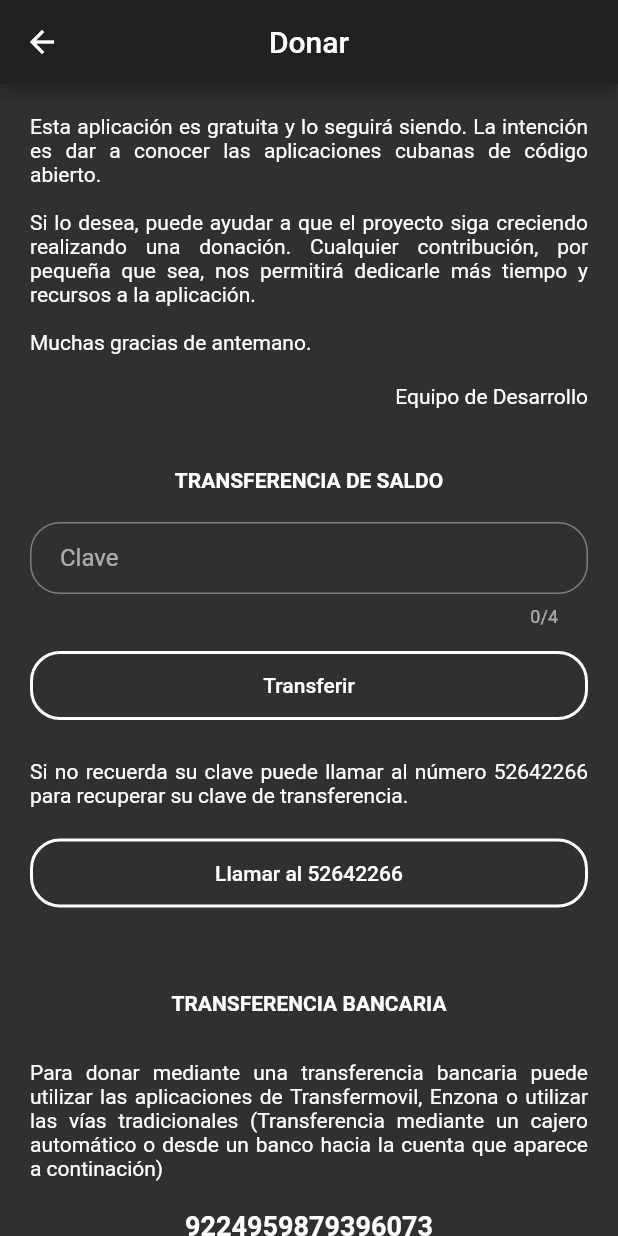
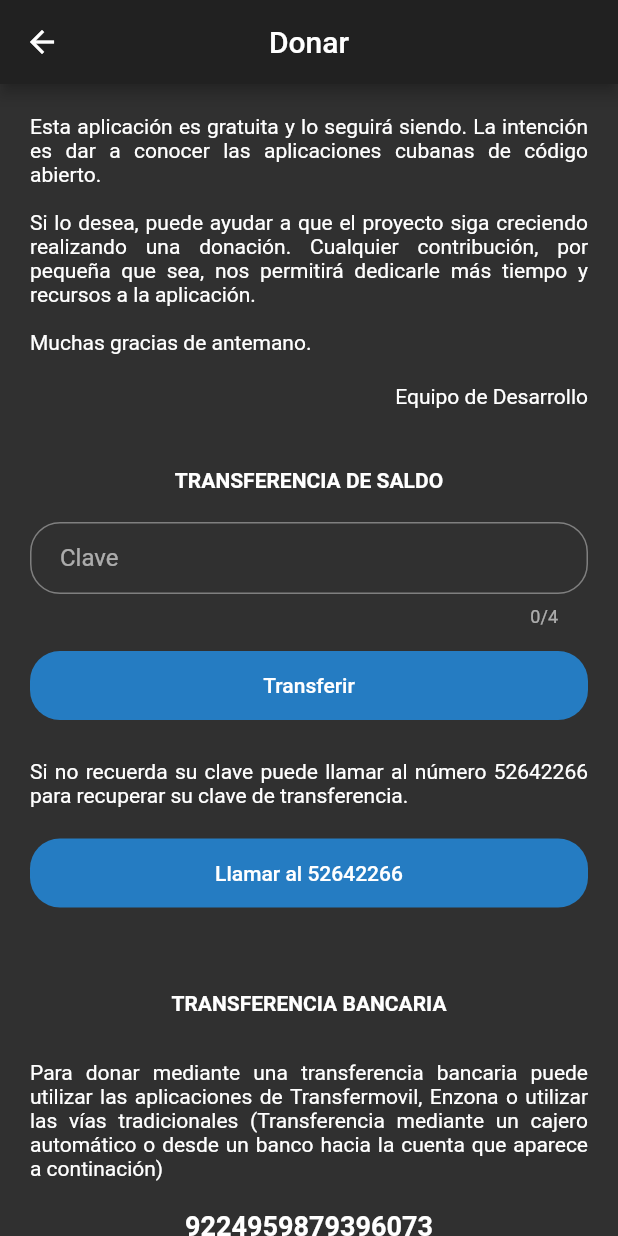
Before and after one commit to leynier/cubaopenplay-app, a Flutter app: the screen it shows after launch, in the side drawer, after a tap on "Donar", on a phone screen of 412 x 824 dp. Run offline on Flutter 3.47's test engine with Material 2 defaults, Android fonts, the phone set to English and light mode, and no system bars; our stand-ins replace animated_theme_switcher, cached_network_image, flutter_bloc, flutter_markdown, get_it, hive and 4 more; missing offline and left inert: apklis_api, html2md; accounts and stored records are empty; generated files the repository leaves out were written again.

Commit message:
Fix themes of donate page and implements more triggers

```diff
--- a/lib/src/pages/donate_page.dart
+++ b/lib/src/pages/donate_page.dart
@@ -3,21 +3,20 @@ import 'package:flutter/services.dart';
 import 'package:url_launcher/url_launcher.dart';
 
 class DonatePage extends StatelessWidget {
-  final GlobalKey<ScaffoldState> _scaffoldKey = GlobalKey<ScaffoldState>();
-
-  final keyForm = GlobalKey<FormState>();
-  final keyController = TextEditingController();
+  final scaffoldKey = GlobalKey<ScaffoldState>();
+  final formKey = GlobalKey<FormState>();
+  final controller = TextEditingController();
 
   void _showSnackBar(String text) {
-    SnackBar snackBar = new SnackBar(content: Text(text));
-    _scaffoldKey.currentState.showSnackBar(snackBar);
+    SnackBar snackBar = SnackBar(content: Text(text));
+    scaffoldKey.currentState.showSnackBar(snackBar);
   }
 
   @override
   Widget build(BuildContext context) {
     return SafeArea(
       child: Scaffold(
-        key: _scaffoldKey,
+        key: scaffoldKey,
         appBar: AppBar(
           title: Text('Donar'),
           centerTitle: true,
@@ -57,13 +56,13 @@ class DonatePage extends StatelessWidget {
               ),
             ),
             Form(
-              key: keyForm,
+              key: formKey,
               child: Column(
                 children: <Widget>[
                   Container(
                     margin: EdgeInsets.fromLTRB(20, 0, 20, 15),
                     child: TextFormField(
-                      controller: keyController,
+                      controller: controller,
                       keyboardType: TextInputType.number,
                       maxLength: 4,
                       obscureText: true,
@@ -92,7 +91,7 @@ class DonatePage extends StatelessWidget {
                         Expanded(
                           child: FlatButton(
                             onPressed: () async {
-                              if (!keyForm.currentState.validate()) {
+                              if (!formKey.currentState.validate()) {
                                 return;
                               }
                               await showDialog(
@@ -132,14 +131,16 @@ class DonatePage extends StatelessWidget {
                             },
                             child: Container(
                               padding: EdgeInsets.fromLTRB(20, 15, 20, 15),
-                              child: Text('Transferir'),
+                              child: Text(
+                                'Transferir',
+                                style: TextStyle(
+                                  color: Colors.white,
                                 ),
+                              ),
+                            ),
+                            color: Theme.of(context).accentColor,
                             shape: RoundedRectangleBorder(
                               borderRadius: BorderRadius.circular(20),
-                              side: BorderSide(
-                                color: Colors.white,
-                                width: 2,
-                              ),
                             ),
                           ),
                         ),
@@ -178,14 +179,16 @@ class DonatePage extends StatelessWidget {
                       },
                       child: Container(
                         padding: EdgeInsets.fromLTRB(20, 15, 20, 15),
-                        child: Text('Llamar al 52642266'),
+                        child: Text(
+                          'Llamar al 52642266',
+                          style: TextStyle(
+                            color: Colors.white,
                           ),
+                        ),
+                      ),
+                      color: Theme.of(context).accentColor,
                       shape: RoundedRectangleBorder(
                         borderRadius: BorderRadius.circular(20),
-                        side: BorderSide(
-                          color: Colors.white,
-                          width: 2,
-                        ),
                       ),
                     ),
                   ),
@@ -216,6 +219,7 @@ class DonatePage extends StatelessWidget {
             ),
             Container(
               margin: EdgeInsets.only(left: 20, right: 20, top: 10, bottom: 10),
+              child: GestureDetector(
                 child: Center(
                   child: Text(
                     '9224959879396073',
@@ -226,22 +230,27 @@ class DonatePage extends StatelessWidget {
                     ),
                   ),
                 ),
+                onTap: () {
+                  Clipboard.setData(ClipboardData(text: '9224959879396073'));
+                  _showSnackBar('Cuenta bancaria copiada');
+                },
+              ),
             ),
             Container(
               margin: EdgeInsets.only(left: 20, right: 20, bottom: 10, top: 10),
               child: FlatButton(
+                color: Theme.of(context).accentColor,
                 shape: RoundedRectangleBorder(
                   borderRadius: BorderRadius.circular(20),
-                  side: BorderSide(
-                    color: Colors.white,
-                    width: 2,
-                  ),
                 ),
                 child: Container(
                   padding: EdgeInsets.fromLTRB(10, 15, 10, 15),
                   child: Text(
                     'Copiar número de la cuenta',
                     textAlign: TextAlign.center,
+                    style: TextStyle(
+                      color: Colors.white,
+                    ),
                   ),
                 ),
                 onPressed: () {
@@ -273,31 +282,46 @@ class DonatePage extends StatelessWidget {
                             'Enzona',
                             style: TextStyle(
                               fontWeight: FontWeight.bold,
+                              color: Colors.white,
                             ),
                           ),
                         ),
-                        ClipRRect(
+                        GestureDetector(
+                          child: ClipRRect(
                             borderRadius: BorderRadius.circular(20),
                             child: Image.asset(
                               'assets/images/qr_enzona.png',
                               fit: BoxFit.fill,
                             ),
                           ),
+                          onTap: () async {
+                            var uri = Uri(
+                              scheme: 'https',
+                              path:
+                                  'raw.githubusercontent.com/cubaopenplay/cubaopenplay-app/master/assets/images/qr_enzona.png',
+                            );
+                            if (await canLaunch(uri.toString())) {
+                              await launch(uri.toString());
+                            } else {
+                              throw 'Could not launch $uri';
+                            }
+                          },
+                        ),
                         Container(
                           margin: EdgeInsets.symmetric(vertical: 15),
                           child: FlatButton(
+                            color: Theme.of(context).accentColor,
                             shape: RoundedRectangleBorder(
                               borderRadius: BorderRadius.circular(20),
-                              side: BorderSide(
-                                color: Colors.white,
-                                width: 2,
-                              ),
                             ),
                             child: Container(
                               padding: EdgeInsets.fromLTRB(10, 15, 10, 15),
                               child: Text(
                                 'Descargar',
                                 textAlign: TextAlign.center,
+                                style: TextStyle(
+                                  color: Colors.white,
+                                ),
                               ),
                             ),
                             onPressed: () async {
@@ -330,31 +354,46 @@ class DonatePage extends StatelessWidget {
                             'Transfermovil',
                             style: TextStyle(
                               fontWeight: FontWeight.bold,
+                              color: Colors.white,
                             ),
                           ),
                         ),
-                        ClipRRect(
+                        GestureDetector(
+                          child: ClipRRect(
                             borderRadius: BorderRadius.circular(20),
                             child: Image.asset(
                               'assets/images/qr_transfermovil.png',
                               fit: BoxFit.fill,
                             ),
                           ),
+                          onTap: () async {
+                            var uri = Uri(
+                              scheme: 'https',
+                              path:
+                                  'raw.githubusercontent.com/cubaopenplay/cubaopenplay-app/master/assets/images/qr_transfermovil.png',
+                            );
+                            if (await canLaunch(uri.toString())) {
+                              await launch(uri.toString());
+                            } else {
+                              throw 'Could not launch $uri';
+                            }
+                          },
+                        ),
                         Container(
                           margin: EdgeInsets.symmetric(vertical: 15),
                           child: FlatButton(
+                            color: Theme.of(context).accentColor,
                             shape: RoundedRectangleBorder(
                               borderRadius: BorderRadius.circular(20),
-                              side: BorderSide(
-                                color: Colors.white,
-                                width: 2,
-                              ),
                             ),
                             child: Container(
                               padding: EdgeInsets.fromLTRB(10, 15, 10, 15),
                               child: Text(
                                 'Descargar',
                                 textAlign: TextAlign.center,
+                                style: TextStyle(
+                                  color: Colors.white,
+                                ),
                               ),
                             ),
                             onPressed: () async {
```
Lines whose indentation alone changed are shown as unchanged.
